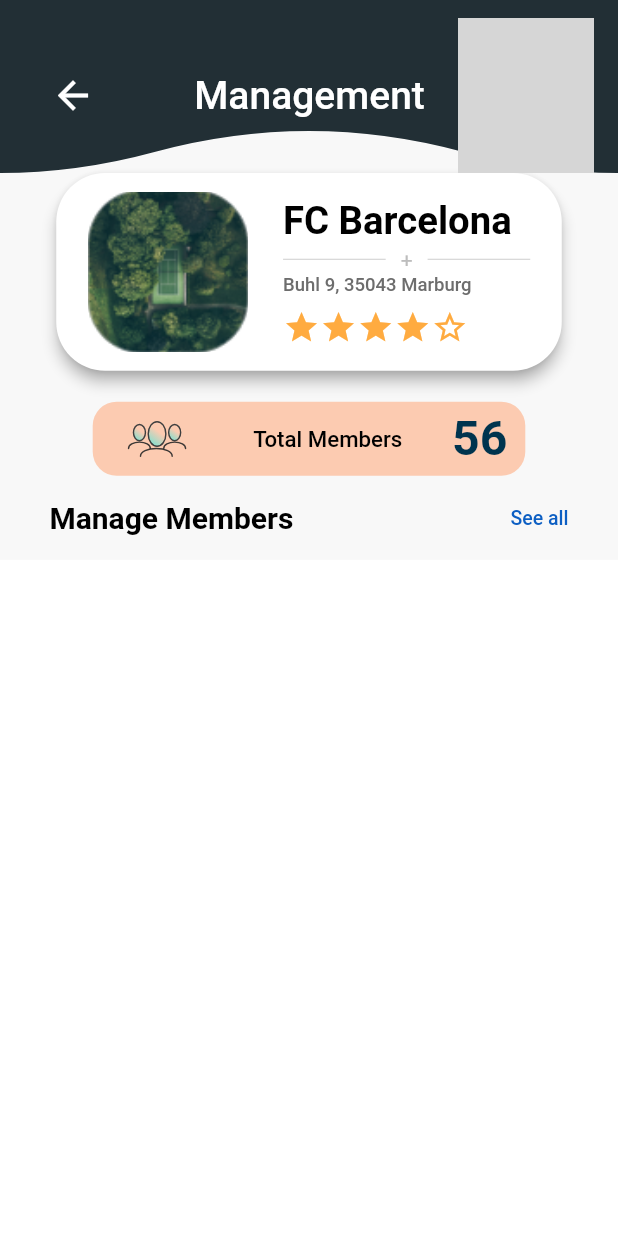
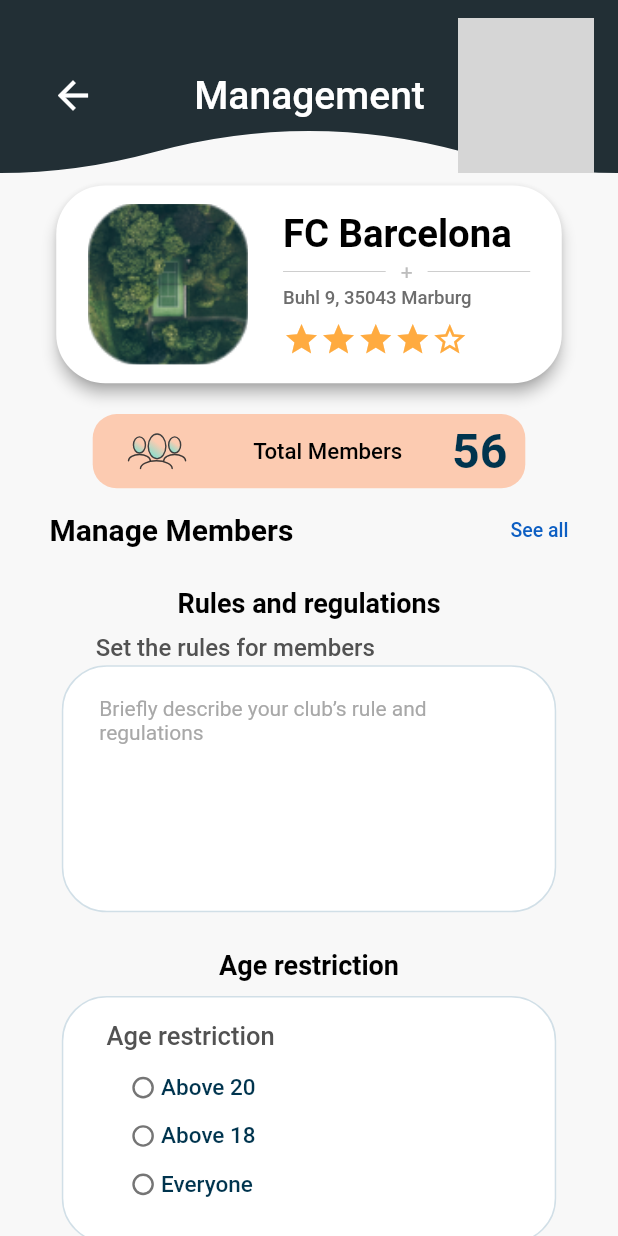
Before and after one commit to El-Sayed-Mustafa/Tennis-App, a Flutter app: the screen it shows after launch, on a phone screen of 412 x 824 dp. Run offline on Flutter 3.47's test engine with Material 2 defaults, Android fonts, the phone set to English and light mode, and no system bars; our stand-ins replace bloc, carousel_slider, cloud_firestore, curved_navigation_bar, firebase_auth, firebase_core and 10 more; accounts and stored records are empty; Roboto replaces fonts that are missing (Poppins); grey boxes are pictures that could not be loaded.

Commit message:
ManagementScreen Ui (Rules and regulations-Age restriction)

```diff
--- a/lib/Main-Features/Featured/club_managment/view/managment_screen.dart
+++ b/lib/Main-Features/Featured/club_managment/view/managment_screen.dart
@@ -1,17 +1,22 @@
 import 'package:flutter/material.dart';
 import 'package:go_router/go_router.dart';
 import 'package:tennis_app/Main-Features/Featured/create_profile/widgets/app_bar_wave.dart';
+import 'package:tennis_app/core/utils/widgets/custom_button.dart';
 
 import '../../../../core/utils/widgets/app_bar_wave.dart';
+import '../../../../core/utils/widgets/rules_text_field.dart';
 import '../../../club/widgets/club_info.dart';
 import '../../../club/widgets/num_members.dart';
+import '../../create_club/view/widgets/Age_restriction.dart';
 
 class ManagementScreen extends StatelessWidget {
-  const ManagementScreen({super.key});
+  ManagementScreen({super.key});
+  final TextEditingController rulesController = TextEditingController();
 
   @override
   Widget build(BuildContext context) {
     final screenWidth = MediaQuery.of(context).size.width;
+    final screenHeight = MediaQuery.of(context).size.height;
 
     return Scaffold(
       body: Container(
@@ -36,6 +41,7 @@ class ManagementScreen extends StatelessWidget {
               Container(
                   margin: EdgeInsets.only(
                       right: screenWidth * .05,
+                      top: screenWidth * .02,
                       left: screenWidth * .05,
                       bottom: screenWidth * .05),
                   child: const ClubInfo()),
@@ -63,10 +69,41 @@ class ManagementScreen extends StatelessWidget {
                         fontFamily: 'Poppins',
                         fontWeight: FontWeight.w500,
                       ),
-                    )
+                    ),
                   ],
                 ),
-              )
+              ),
+              const SizedBox(height: 10),
+              const Text(
+                'Rules and regulations',
+                style: TextStyle(
+                  color: Colors.black,
+                  fontSize: 18,
+                  fontFamily: 'Poppins',
+                  fontWeight: FontWeight.w600,
+                ),
+              ),
+              const SizedBox(height: 10),
+              RulesInputText(
+                header: 'Set the rules for members',
+                body: 'Briefly describe your club’s rule and regulations',
+                controller: rulesController,
+              ),
+              SizedBox(height: screenHeight * .03),
+              const Text(
+                'Age restriction',
+                style: TextStyle(
+                  color: Colors.black,
+                  fontSize: 18,
+                  fontFamily: 'Poppins',
+                  fontWeight: FontWeight.w600,
+                ),
+              ),
+              const SizedBox(height: 10),
+              const AgeRestrictionWidget(),
+              SizedBox(height: screenHeight * .015),
+              BottomSheetContainer(
+                  buttonText: 'Set', onPressed: () {}, color: Color(0xFFF8F8F8))
             ],
           ),
         ),
```
